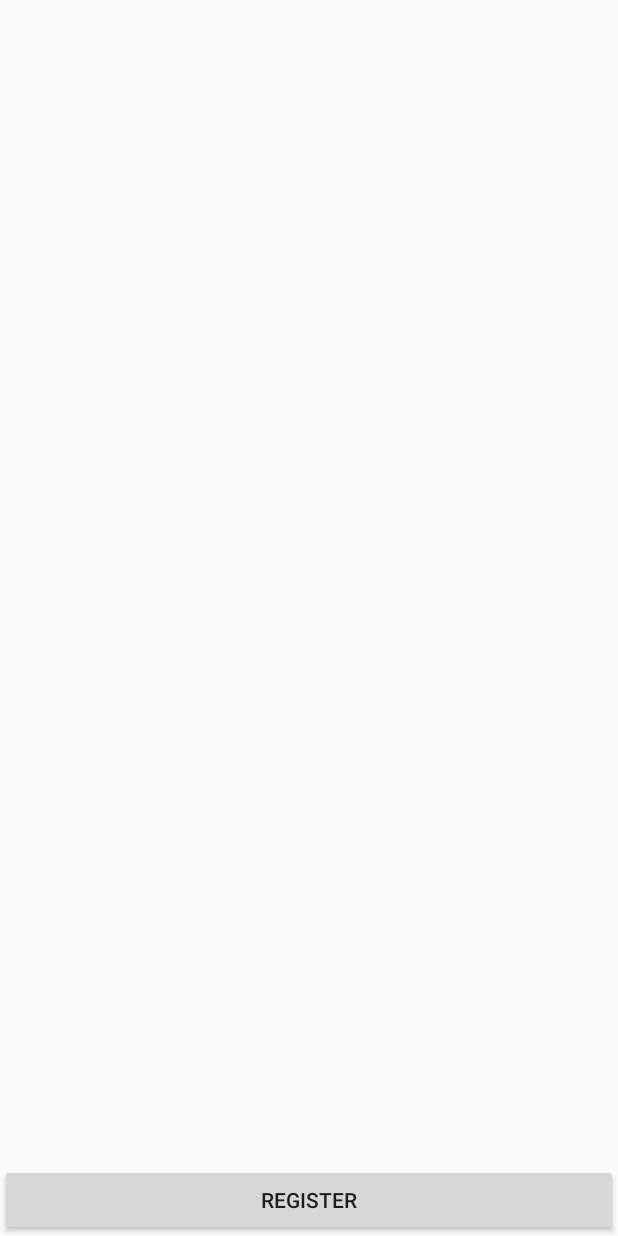
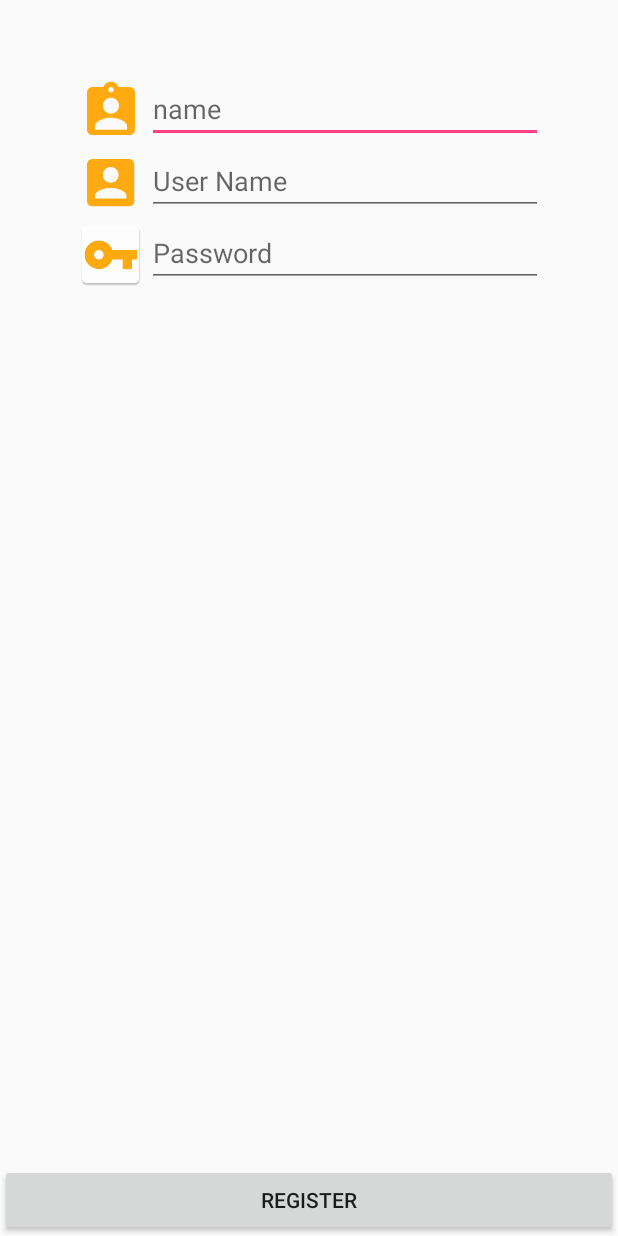
Before and after one commit to choommanee/TrainningJoe, an Android app: the RegisterActivity screen opened directly, with no data from a screen before it, on a phone screen of 412 x 824 dp. Run offline under Robolectric (Android 15) with nearby library versions, the phone set to English and light mode, and no system bars.

Commit message:
Create Layout Register OK

```diff
--- a/app/src/main/res/layout/activity_register.xml
+++ b/app/src/main/res/layout/activity_register.xml
@@ -6,10 +6,73 @@
     android:layout_height="match_parent"
     tools:context="sakda.choommanee.trainningjoe.RegisterActivity">
 
+
+    <LinearLayout
+        android:layout_width="match_parent"
+        android:layout_height="wrap_content"
+        android:layout_margin="@dimen/margin1"
+        android:orientation="vertical">
+
+        <LinearLayout
+            android:layout_width="match_parent"
+            android:layout_height="wrap_content"
+            android:orientation="horizontal">
+
+            <ImageView
+                android:layout_width="wrap_content"
+                android:layout_height="wrap_content"
+                android:src="@mipmap/ic_name" />
+
+            <EditText
+                android:layout_width="match_parent"
+                android:layout_height="wrap_content"
+                android:hint="@string/username"
+                android:inputType="text" />
+
+        </LinearLayout>
+
+        <LinearLayout
+            android:layout_width="match_parent"
+            android:layout_height="wrap_content"
+            android:orientation="horizontal">
+
+            <ImageView
+                android:layout_width="wrap_content"
+                android:layout_height="wrap_content"
+                android:src="@mipmap/ic_user" />
+
+            <EditText
+                android:layout_width="match_parent"
+                android:layout_height="wrap_content"
+                android:hint="@string/user"
+                android:inputType="text" />
+
+        </LinearLayout>
+
+        <LinearLayout
+            android:layout_width="match_parent"
+            android:layout_height="wrap_content"
+            android:orientation="horizontal">
+
+            <ImageView
+                android:layout_width="wrap_content"
+                android:layout_height="wrap_content"
+                android:src="@mipmap/ic_password" />
+
+            <EditText
+                android:layout_width="match_parent"
+                android:layout_height="wrap_content"
+                android:hint="@string/Password"
+                android:inputType="text" />
+
+        </LinearLayout>
+
+    </LinearLayout>
+
     <Button
+        android:layout_width="match_parent"
+        android:layout_height="wrap_content"
         android:layout_alignParentBottom="true"
-        android:text="@string/register"
-        android:layout_width="match_parent"
-        android:layout_height="wrap_content" />
+        android:text="@string/register" />
 
 </RelativeLayout>
--- a/app/src/main/res/values/strings.xml
+++ b/app/src/main/res/values/strings.xml
@@ -4,4 +4,5 @@
     <string name="user">User Name</string>
     <string name="Password">Password</string>
     <string name="register">Register</string>
+    <string name="username">name</string>
 </resources>
```
Also changed, not shown: app/src/main/ic_name-web.png (added), app/src/main/res/mipmap-hdpi/ic_name.png (added), app/src/main/res/mipmap-mdpi/ic_name.png (added), app/src/main/res/mipmap-xhdpi/ic_name.png (added), app/src/main/res/mipmap-xxhdpi/ic_name.png (added), app/src/main/res/mipmap-xxxhdpi/ic_name.png (added).
